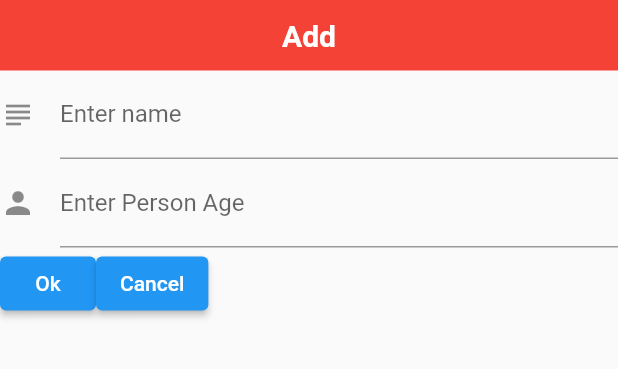
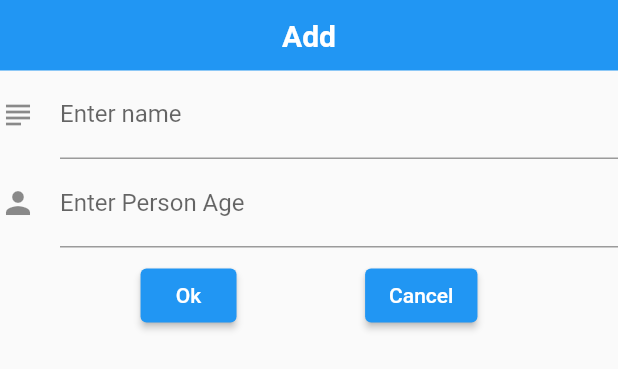
Before and after one commit to mariyareshma/crud_api_app, a Flutter app: the AddEditPerson widget shown alone on an empty page, opened directly, after a tap on "Ok", on a phone screen of 412 x 824 dp. Shown: the top 369 px of the screen. Run offline on Flutter 3.47's test engine with Material 2 defaults, Android fonts, the phone set to English and light mode, and no system bars; our stand-ins replace dio; network calls fail.

Commit message:
add edit file

```diff
--- a/lib/view/add_edit_person.dart
+++ b/lib/view/add_edit_person.dart
@@ -39,23 +39,29 @@ class AddEditPersonState extends State<AddEditPerson> {
   @override
   Widget build(BuildContext context) {
     return Form(
-      child: Column(children: [
+      child: Column(
+          mainAxisAlignment: MainAxisAlignment.start,
+          mainAxisSize: MainAxisSize.min,
+          children: [
             getTitle(),
             getName(),
             getAge(),
-        Row(
+            Padding(
+              padding: const EdgeInsets.all(8.0),
+              child: Row(
+                mainAxisAlignment: MainAxisAlignment.spaceEvenly,
                 children: [
                   ElevatedButton(
                       onPressed: () {
-                  var name = nameControler.text;
-                  var age = int.parse(ageControler.text);
+                        var nametxt = nameControler.text;
+                        var ageNum = int.parse(ageControler.text);
 
                         var personObj = PersonDetails(
-                    name: name,
-                    age: age,
+                          name: nametxt,
+                          age: ageNum,
                         );
                         if (widget.person != null) {
-                    widget.person!.id = widget.person!.id;
+                          personObj.id = widget.person!.id;
                         }
 
                         Navigator.pop(context, personObj);
@@ -67,6 +73,7 @@ class AddEditPersonState extends State<AddEditPerson> {
                       },
                       child: const Text('Cancel'))
                 ],
+              ),
             )
           ]),
     );
@@ -74,33 +81,35 @@ class AddEditPersonState extends State<AddEditPerson> {
 
   TextFormField getAge() {
     return TextFormField(
+      keyboardType: TextInputType.number,
       validator: validateNumber,
       decoration: const InputDecoration(
           icon: Icon(Icons.person),
           labelText: 'Enter Person Age',
           hintText: 'Person Age'),
-      controller: nameControler,
+      controller: ageControler,
     );
   }
 
   TextFormField getName() {
     return TextFormField(
+      keyboardType: TextInputType.name,
       validator: validateNumber,
       decoration: const InputDecoration(
           icon: Icon(Icons.subject_outlined),
           labelText: 'Enter name',
           hintText: 'Name'),
-      controller: ageControler,
-      keyboardType: TextInputType.number,
+      controller: nameControler,
     );
   }
 
-  Row getTitle() {
+  getTitle() {
     return Row(
+      mainAxisAlignment: MainAxisAlignment.spaceEvenly,
       children: [
         Expanded(
           child: Container(
-              color: Colors.red,
+              color: Theme.of(context).primaryColor,
               child: Padding(
                 padding: const EdgeInsets.all(12.0),
                 child: Center(
```
Also changed, not shown: lib/view/home_page.dart (+71 -1 lines), lib/view/personWidget.dart (added, +14 -0 lines). Lines whose indentation alone changed are shown as unchanged.
